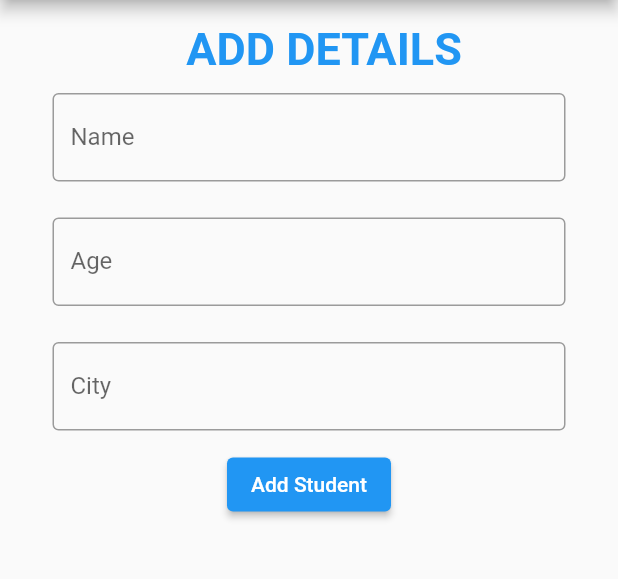
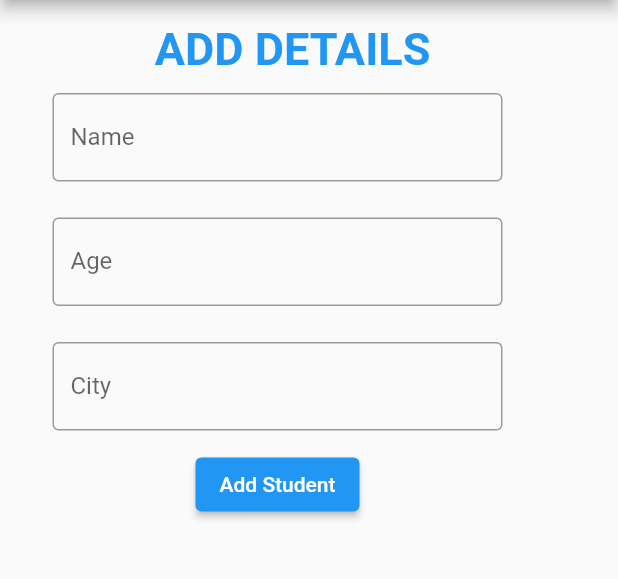
Before and after one commit to danishraza12/flutter-crud, a Flutter app: the screen it shows after launch, on a phone screen of 412 x 824 dp, the part 84-663 px from its top. Run offline on Flutter 3.47's test engine with Material 2 defaults, Android fonts, the phone set to English and light mode, and no system bars; missing offline and left inert: dart:html.

Commit message:
Set Height Responsive

```diff
--- a/lib/widgets/add_student.dart
+++ b/lib/widgets/add_student.dart
@@ -1,3 +1,5 @@
+// ignore_for_file: prefer_const_constructors
+
 import 'package:flutter/material.dart';
 import '../services/apis.dart';
 
@@ -26,8 +28,10 @@ class _AddStudentState extends State<AddStudent> {
                 fontWeight: FontWeight.bold, fontSize: 30, color: Colors.blue),
           ),
         ),
-        Padding(
-          padding: EdgeInsets.symmetric(horizontal: 35, vertical: 12),
+        Container(
+          width: 300,
+          alignment: Alignment.center,
+          margin: new EdgeInsets.symmetric(horizontal: 35, vertical: 12),
           child: TextField(
             controller: NameController,
             decoration: InputDecoration(
@@ -36,8 +40,10 @@ class _AddStudentState extends State<AddStudent> {
             ),
           ),
         ),
-        Padding(
-          padding: EdgeInsets.symmetric(horizontal: 35, vertical: 12),
+        Container(
+          width: 300,
+          margin: new EdgeInsets.symmetric(horizontal: 35, vertical: 12),
+          alignment: Alignment.center,
           child: TextField(
             controller: AgeController,
             decoration: InputDecoration(
@@ -46,8 +52,10 @@ class _AddStudentState extends State<AddStudent> {
             ),
           ),
         ),
-        Padding(
-          padding: EdgeInsets.symmetric(horizontal: 35, vertical: 12),
+        Container(
+          width: 300,
+          margin: new EdgeInsets.symmetric(horizontal: 35, vertical: 12),
+          alignment: Alignment.center,
           child: TextField(
             controller: CityController,
             decoration: InputDecoration(
--- a/lib/widgets/all_students.dart
+++ b/lib/widgets/all_students.dart
@@ -39,7 +39,7 @@ class _AllStudentsState extends State<AllStudents> {
                   children: <Widget>[
                     Expanded(
                       child: SizedBox(
-                        height: 550,
+                        height: MediaQuery.of(context).size.height,
                         width: 200,
                         child: GridView.builder(
                           padding: EdgeInsets.symmetric(horizontal: 15),
```
